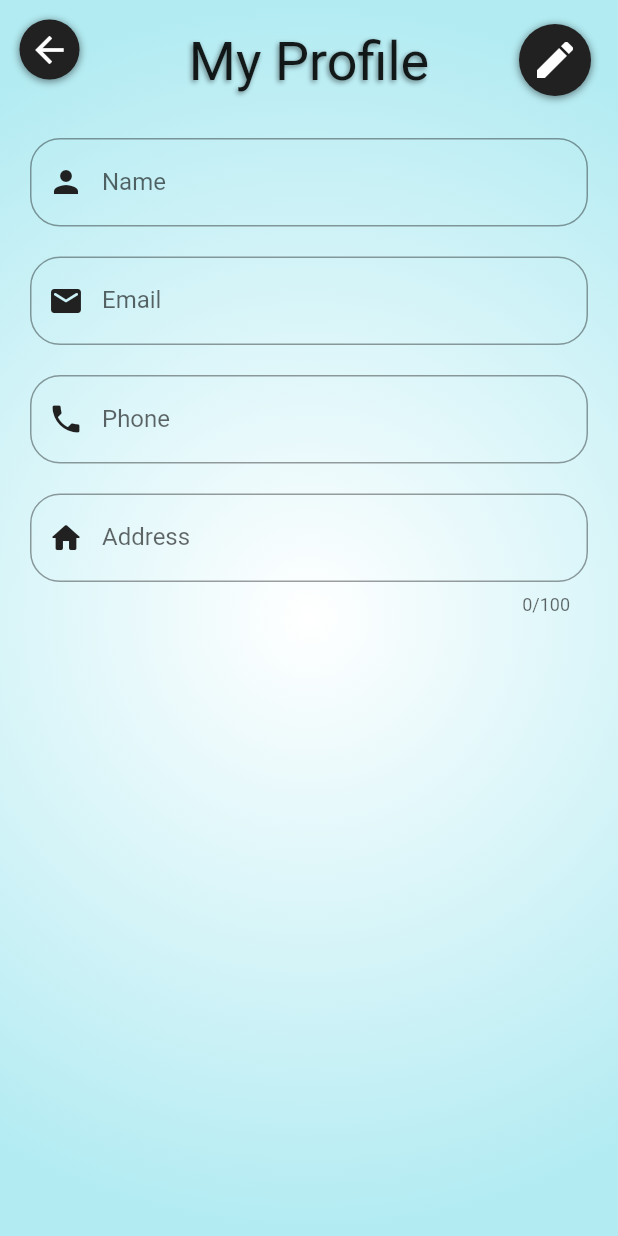
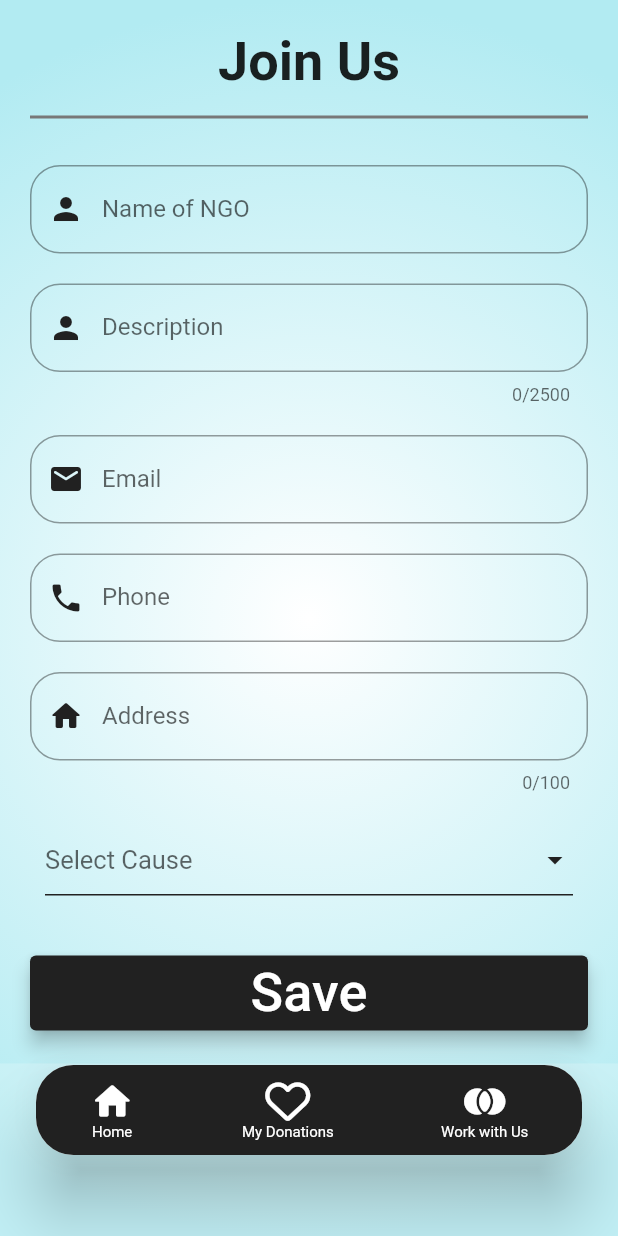
Before and after one commit to DA-NIN-JA/food_app, a Flutter app: the JoinUsPage screen opened by its route, on a phone screen of 412 x 824 dp. Run offline on Flutter 3.47's test engine with Material 2 defaults, Android fonts, the phone set to English and light mode, and no system bars; our stand-ins replace cloud_firestore, firebase_auth, firebase_core, font_awesome_flutter, rflutter_alert; accounts and stored records are empty.

Commit message:
join page complete  providers  fixed edit bug.

```diff
--- a/lib/providers/provider.dart
+++ b/lib/providers/provider.dart
@@ -67,6 +67,23 @@ class NGOProvider with ChangeNotifier {
       print(error);
       rethrow;
     }
+  }
+
+  void addNGO(NGO ngo) {
+    try {
+      FirebaseFirestore.instance.collection("NGO").doc().set({
+        "Name":ngo.name,
+        "Address":ngo.address,
+        "Cause":ngo.cause,
+        "Description":ngo.description,
+      });
+    } on PlatformException catch (e) {
+      print(e);
+    } catch (error) {
+      print(error);
+    }
+
+    notifyListeners();
   }
 }
 
@@ -147,6 +164,7 @@ class UserProvider with ChangeNotifier {
       print(error);
       ErrorDialog(context, "An error has occured. Please try again later.");
     }
+    getUserInfo();
     notifyListeners();
   }
 
--- a/lib/screens/join_us_page.dart
+++ b/lib/screens/join_us_page.dart
@@ -2,12 +2,14 @@ import 'package:flutter/material.dart';
 import 'package:firebase_auth/firebase_auth.dart';
 import 'package:firebase_core/firebase_core.dart';
 import 'package:cloud_firestore/cloud_firestore.dart';
+import 'package:rflutter_alert/rflutter_alert.dart';
 import 'package:font_awesome_flutter/font_awesome_flutter.dart';
 import '../providers/provider.dart' as up;
 import '../reusableWidgets/dialog_box.dart';
 import 'package:provider/provider.dart';
 import '../constants.dart';
 import '../reusableWidgets/back_button.dart';
+import '../reusableWidgets/tab_bar.dart';
 
 class JoinUsPage extends StatefulWidget {
   static const routeName = "/JoinUsPage";
@@ -21,33 +23,73 @@ class _JoinUsPageState extends State<JoinUsPage> {
   final _emailController = TextEditingController();
   final _phoneController = TextEditingController();
   final _addressController = TextEditingController();
+  final _descriptionController = TextEditingController();
+  final _causeController = TextEditingController();
+  final _causeFocus = FocusNode();
+  final _descriptionFocus = FocusNode();
   final _nameFocus = FocusNode();
   final _emailFocus = FocusNode();
   final _phoneFocus = FocusNode();
   final _addressFocus = FocusNode();
-  String initName = "";
-  String initPhone = "";
-  String initAddress = "";
-  bool _isInit = true;
-  bool _editable = false;
+  // String initName = "";
+  // String initPhone = "";
+  // String initAddress = "";
+  // bool _isInit = true;
 
-  void toggleEdit() {
+  void causeValue(String value) {
     setState(() {
-      _editable = !_editable;
+      _causeController.text = value;
     });
   }
 
   void saveForm() {
-    if (_phoneController.text.trim().length == 10) {
-      toggleEdit();
-      Provider.of<up.UserProvider>(context, listen: false).updateUser(
-        _nameController.text.trim(),
-        _phoneController.text.trim(),
-        _addressController.text.trim(),
-        context,
+    if (_addressController.text.trim() == "" ||
+        _phoneController.text.trim() == "" ||
+        _descriptionController.text.trim() == "" ||
+        _emailController.text.trim() == "" ||
+        _nameController.text.trim() == "" ||
+        _causeController.text.trim() == "") {
+      ErrorDialog(context, "All details are required to register.");
+    } else if (_phoneController.text.trim().length != 10) {
+      ErrorDialog(context, "Enter a 10-digit mobile number.");
+    } else {
+      Provider.of<up.NGOProvider>(context, listen: false).addNGO(
+        up.NGO(
+          name: _nameController.text.trim(),
+          address: _addressController.text.trim(),
+          cause: _causeController.text.trim(),
+          description: _descriptionController.text.trim(),
+        ),
       );
-    } else {
-      ErrorDialog(context, "Enter a 10-digit mobile number.");
+      Alert(
+        context: context,
+        type: AlertType.success,
+        title: "Joined Successfully!!",
+        style: AlertStyle(
+          titleStyle: TextStyle(
+            fontSize: 22,
+            fontWeight: FontWeight.bold,
+          ),
+        ),
+        closeIcon: SizedBox(),
+        buttons: [
+          DialogButton(
+            child: Text(
+              "OK",
+              style: TextStyle(color: kwhite),
+            ),
+            onPressed: () => Navigator.of(context).pop(),
+            color: kblack,
+          ),
+        ],
+        content: Text(
+          "Let\'s contribute to the society together.",
+          style: TextStyle(fontSize: 16),
+          textAlign: TextAlign.center,
+        ),
+      ).show().then((value) async {
+        Navigator.of(context).pushReplacementNamed("/Home");
+      });
     }
   }
 
@@ -57,25 +99,27 @@ class _JoinUsPageState extends State<JoinUsPage> {
     _emailController;
     _phoneController;
     _addressController;
+    _descriptionController;
     _nameFocus;
     _emailFocus;
     _phoneFocus;
     _addressFocus;
+    _descriptionFocus;
     super.dispose();
   }
 
   @override
   Widget build(BuildContext context) {
     final user = Provider.of<up.UserProvider>(context).currentUser;
-    if (_isInit) {
-      initName = _nameController.text = user.name;
-      _emailController.text = user.email;
-      initPhone = _phoneController.text = user.phone;
-      initAddress = _addressController.text = user.address;
-      setState(() {
-        _isInit = false;
-      });
-    }
+    // if (_isInit) {
+    //   initName = _nameController.text = user.name;
+    //   _emailController.text = user.email;
+    //   initPhone = _phoneController.text = user.phone;
+    //   initAddress = _addressController.text = user.address;
+    //   setState(() {
+    //     _isInit = false;
+    //   });
+    // }
     return Scaffold(
       // appBar: AppBar(backgroundColor: kwhite,elevation: 0,),
       backgroundColor: kwhite,
@@ -90,36 +134,18 @@ class _JoinUsPageState extends State<JoinUsPage> {
                       radius: 0.9999)),
               height: double.infinity,
               width: double.infinity,
+              padding: EdgeInsets.only(top: 80, bottom: 115),
               child: SingleChildScrollView(
+                physics: AlwaysScrollableScrollPhysics(
+                    parent: BouncingScrollPhysics()),
                 child: Padding(
-                  padding: EdgeInsets.fromLTRB(20, 20, 20, 0),
+                  padding: EdgeInsets.fromLTRB(20, 0, 20, 0),
                   child: Column(
                     children: [
-                      Container(
-                        // margin: EdgeInsets.only(top: 5),
-                        child: Text(
-                          "My Profile",
-                          style: TextStyle(
-                            fontSize: 36,
-                            shadows: [
-                              Shadow(
-                                  blurRadius: 4,
-                                  offset: Offset(-1, 1.5),
-                                  color: Colors.black45),
-                            ],
-                          ),
-                        ),
-                      ),
                       SizedBox(
                         height: 30,
                       ),
-                      GestureDetector(
-                        behavior: _editable ? null : HitTestBehavior.opaque,
-                        onDoubleTap: _editable
-                            ? null
-                            : () => ErrorDialog(
-                                context, "Click on Edit to change details."),
-                        child: TextFormField(
+                      TextFormField(
                         focusNode: _nameFocus,
                         controller: _nameController,
                         decoration: InputDecoration(
@@ -130,32 +156,40 @@ class _JoinUsPageState extends State<JoinUsPage> {
                             Icons.person,
                             color: kblack,
                           ),
-                            label: Text("Name"),
+                          label: Text("Name of NGO"),
                         ),
-                          style: TextStyle(color: _editable ? kblack : kgrey),
-                          onFieldSubmitted: (value) => _phoneController.text
-                                  .trim()
-                                  .isEmpty
-                              ? FocusScope.of(context).requestFocus(_phoneFocus)
-                              : null,
+                        style: TextStyle(color: kblack),
+                        onFieldSubmitted: (value) => FocusScope.of(context)
+                            .requestFocus(_descriptionFocus),
                         keyboardType: TextInputType.name,
-                          readOnly: _editable ? false : true,
-                          onTap: _editable
-                              ? null
-                              : () {
-                                  FocusScope.of(context)
-                                      .requestFocus(FocusNode());
-                                },
-                        ),
                       ),
                       SizedBox(
                         height: 20,
                       ),
-                      GestureDetector(
-                        behavior: HitTestBehavior.opaque,
-                        onDoubleTap: () => ErrorDialog(
-                            context, "Email Address cannot be changed."),
-                        child: TextFormField(
+                      TextFormField(
+                        focusNode: _descriptionFocus,
+                        controller: _descriptionController,
+                        decoration: InputDecoration(
+                          border: OutlineInputBorder(
+                              borderRadius: BorderRadius.circular(20),
+                              borderSide: BorderSide(color: kgrey)),
+                          prefixIcon: Icon(
+                            Icons.person,
+                            color: kblack,
+                          ),
+                          label: Text("Description"),
+                        ),
+                        style: TextStyle(color: kblack),
+                        onFieldSubmitted: (value) =>
+                            FocusScope.of(context).requestFocus(_emailFocus),
+                        keyboardType: TextInputType.name,
+                        maxLength: 2500,
+                        maxLines: 1,
+                      ),
+                      SizedBox(
+                        height: 20,
+                      ),
+                      TextFormField(
                         focusNode: _emailFocus,
                         controller: _emailController,
                         decoration: InputDecoration(
@@ -168,24 +202,14 @@ class _JoinUsPageState extends State<JoinUsPage> {
                           ),
                           label: Text("Email"),
                         ),
-                          style: TextStyle(color: kgrey),
-                          onTap: () {
-                            FocusScope.of(context).requestFocus(FocusNode());
-                          },
-                          keyboardType: TextInputType.emailAddress,
-                          readOnly: true,
-                        ),
+                        onFieldSubmitted: (value) =>
+                            FocusScope.of(context).requestFocus(_phoneFocus),
+                        style: TextStyle(color: kblack),
                       ),
                       SizedBox(
                         height: 20,
                       ),
-                      GestureDetector(
-                        behavior: _editable ? null : HitTestBehavior.opaque,
-                        onDoubleTap: _editable
-                            ? null
-                            : () => ErrorDialog(
-                                context, "Click on Edit to change details."),
-                        child: TextFormField(
+                      TextFormField(
                         focusNode: _phoneFocus,
                         controller: _phoneController,
                         decoration: InputDecoration(
@@ -199,31 +223,14 @@ class _JoinUsPageState extends State<JoinUsPage> {
                           label: Text("Phone"),
                         ),
                         onFieldSubmitted: (value) =>
-                              _addressController.text.trim().isEmpty
-                                  ? FocusScope.of(context)
-                                      .requestFocus(_addressFocus)
-                                  : null,
+                            FocusScope.of(context).requestFocus(_addressFocus),
                         keyboardType: TextInputType.number,
-                          style: TextStyle(color: _editable ? kblack : kgrey),
-                          readOnly: _editable ? false : true,
-                          onTap: _editable
-                              ? null
-                              : () {
-                                  FocusScope.of(context)
-                                      .requestFocus(FocusNode());
-                                },
-                        ),
+                        style: TextStyle(color: kblack),
                       ),
                       SizedBox(
                         height: 20,
                       ),
-                      GestureDetector(
-                        behavior: _editable ? null : HitTestBehavior.opaque,
-                        onDoubleTap: _editable
-                            ? null
-                            : () => ErrorDialog(
-                                context, "Click on Edit to change details."),
-                        child: TextFormField(
+                      TextFormField(
                         focusNode: _addressFocus,
                         controller: _addressController,
                         decoration: InputDecoration(
@@ -243,20 +250,15 @@ class _JoinUsPageState extends State<JoinUsPage> {
                         keyboardType: TextInputType.streetAddress,
                         maxLength: 100,
                         maxLines: 1,
-                          style: TextStyle(color: _editable ? kblack : kgrey),
-                          readOnly: _editable ? false : true,
-                          onTap: _editable
-                              ? null
-                              : () {
-                                  FocusScope.of(context)
-                                      .requestFocus(FocusNode());
-                                },
+                        style: TextStyle(color: kblack),
                       ),
+                      SizedBox(
+                        height: 20,
                       ),
+                      CustomDropdown(_causeController, _causeFocus, causeValue),
                       SizedBox(
                         height: 40,
                       ),
-                      if (_editable)
                       Row(
                         // mainAxisAlignment: MainAxisAlignment.end,
                         children: [
@@ -282,39 +284,124 @@ class _JoinUsPageState extends State<JoinUsPage> {
                               ),
                             ),
                           ),
-                            // SizedBox(
-                            //   width: 10,
-                            // ),
                         ],
-                        )
+                      ),
+                      SizedBox(
+                        height: 20,
+                      ),
                     ],
                   ),
                 ),
               ),
             ),
             Positioned(
-                child: IconButton(
-                    iconSize: 40,
-                    onPressed: () => Navigator.of(context).pop(),
-                    icon: BackIcon(),
-                    splashRadius: 28),
-                left: 5,
-                top: 5),
+              top: 20,
+              child: Container(
+                width: MediaQuery.of(context).size.width,
+                color: kwhite.withOpacity(0),
+                child: Text(
+                  "Join Us",
+                  textAlign: TextAlign.center,
+                  style: TextStyle(
+                    fontWeight: FontWeight.bold,
+                    fontSize: 36,
+                  ),
+                ),
+              ),
+            ),
             Positioned(
-                child: IconButton(
-                    iconSize: 48,
-                    onPressed: () {
-                      toggleEdit();
-                      _nameController.text = initName;
-                      _phoneController.text = initPhone;
-                      _addressController.text = initAddress;
-                    },
-                    icon: EditIcon(_editable),
-                    splashRadius: 28),
-                right: 10,
-                top: 8),
+              child: Divider(
+                thickness: 2,
+                color: kgrey,
+              ),
+              top: 70,
+              left: 20,
+              right: 20,
+            ),
+            Positioned(
+              child: Container(
+                height: 115,
+                color: kwhite.withOpacity(0.2),
+              ),
+              bottom: 0,
+              left: 0,
+              right: 0,
+            ),
+            Positioned(
+              child: Center(child: FloatingTabBar()),
+              bottom: 50,
+              left: 20,
+              right: 20,
+            ),
           ],
         ),
+      ),
+    );
+  }
+}
+
+class CustomDropdown extends StatefulWidget {
+  final TextEditingController _controller;
+  final FocusNode _focusNode;
+  final Function setCause;
+
+  CustomDropdown(this._controller, this._focusNode, this.setCause);
+
+  @override
+  _CustomDropdownState createState() => _CustomDropdownState();
+}
+
+class _CustomDropdownState extends State<CustomDropdown> {
+  String? _selectedValue;
+
+  final List<String> _items = [
+    'Children',
+    'Education & Literacy',
+    'Specially Abled People',
+    'Other',
+  ];
+
+  @override
+  Widget build(BuildContext context) {
+    return Padding(
+      padding: const EdgeInsets.symmetric(horizontal: 10),
+      child: DropdownButtonFormField<String>(
+        focusNode: widget._focusNode,
+        decoration: const InputDecoration(
+          enabledBorder: UnderlineInputBorder(
+            borderSide: BorderSide(color: kblack, width: 1),
+          ),
+          border: UnderlineInputBorder(
+            borderSide: BorderSide(color: kblack),
+          ),
+          focusedBorder: UnderlineInputBorder(
+            borderSide: BorderSide(color: kblack),
+          ),
+        ),
+        hint: Text(
+          "Select Cause",
+          style: TextStyle(fontSize: 17),
+        ),
+        iconEnabledColor: kblack,
+        // focusColor: kblack,
+        // decoration: InputDecoration(focusColor: kbla),
+        elevation: 5,
+        borderRadius: BorderRadius.circular(10),
+        dropdownColor: Colors.grey[300],
+        style: TextStyle(color: kblack),
+        value: _selectedValue,
+        onChanged: (value) {
+          setState(() {
+            _selectedValue = value;
+          });
+          widget.setCause(_selectedValue);
+        },
+        items: _items
+            .map((item) => DropdownMenuItem<String>(
+                  value: item,
+                  child: Text(item),
+                ))
+            .toList(),
       ),
     );
   }
```
Also changed, not shown: lib/screens/edit_profile_screen.dart (+35 -4 lines). Lines whose indentation alone changed are shown as unchanged.
